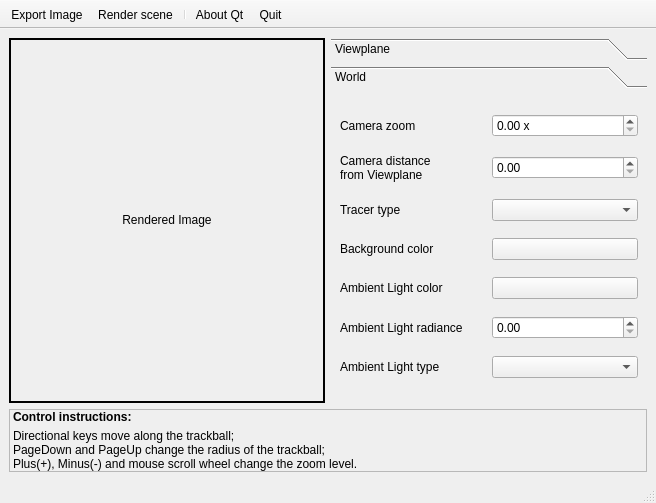
Qt form lib/mainwindow.ui (thiagowfx/raytracer-lcg-2014) before a commit.
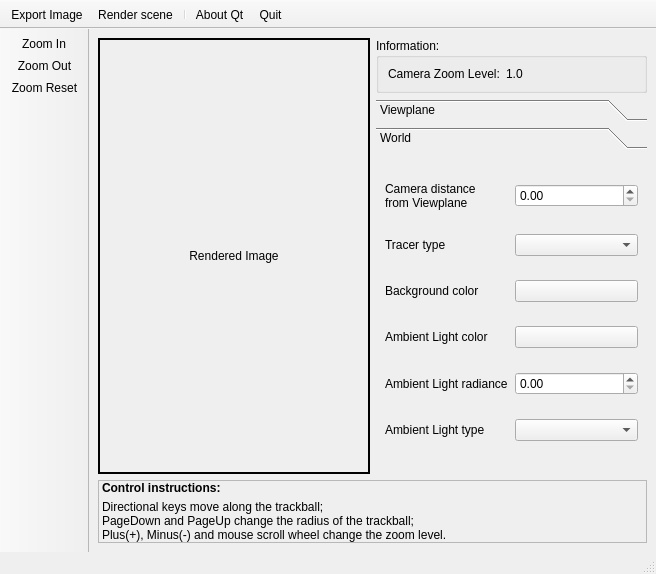
The same form after that commit. The open tabs and pages were chosen to show the change. Icons and pictures are not drawn.

Commit message: zoom improved (functionality and UI)

```diff
--- a/lib/mainwindow.ui
+++ b/lib/mainwindow.ui
@@ -7,7 +7,7 @@
     <x>0</x>
     <y>0</y>
     <width>656</width>
-    <height>503</height>
+    <height>574</height>
    </rect>
   </property>
   <property name="focusPolicy">
@@ -18,35 +18,7 @@
   </property>
   <widget class="QWidget" name="centralwidget">
    <layout class="QGridLayout" name="gridLayout_2">
-    <item row="0" column="0">
-     <widget class="QLabel" name="renderedImage">
-      <property name="sizePolicy">
-       <sizepolicy hsizetype="Expanding" vsizetype="Expanding">
-        <horstretch>0</horstretch>
-        <verstretch>0</verstretch>
-       </sizepolicy>
-      </property>
-      <property name="focusPolicy">
-       <enum>Qt::WheelFocus</enum>
-      </property>
-      <property name="frameShape">
-       <enum>QFrame::Box</enum>
-      </property>
-      <property name="lineWidth">
-       <number>2</number>
-      </property>
-      <property name="text">
-       <string>Rendered Image</string>
-      </property>
-      <property name="alignment">
-       <set>Qt::AlignCenter</set>
-      </property>
-      <property name="margin">
-       <number>5</number>
-      </property>
-     </widget>
-    </item>
-    <item row="0" column="1">
+    <item row="1" column="1">
      <widget class="QToolBox" name="toolBox">
       <property name="sizePolicy">
        <sizepolicy hsizetype="Minimum" vsizetype="Minimum">
@@ -183,80 +155,73 @@
         <rect>
          <x>0</x>
          <y>0</y>
-         <width>290</width>
-         <height>265</height>
+         <width>299</width>
+         <height>264</height>
         </rect>
        </property>
        <attribute name="label">
         <string>World</string>
        </attribute>
        <layout class="QGridLayout" name="gridLayout_3">
-        <item row="0" column="1">
-         <widget class="QLabel" name="cameraZoomLabel">
-          <property name="text">
-           <string>Camera zoom</string>
-          </property>
-         </widget>
-        </item>
-        <item row="6" column="3">
+        <item row="5" column="3">
          <widget class="QComboBox" name="ambientLightTypeComboBox"/>
         </item>
-        <item row="2" column="1">
+        <item row="1" column="1">
          <widget class="QLabel" name="tracerTypeLabel">
           <property name="text">
            <string>Tracer type</string>
           </property>
          </widget>
         </item>
-        <item row="2" column="3">
+        <item row="1" column="3">
          <widget class="QComboBox" name="tracerTypeComboBox"/>
         </item>
-        <item row="4" column="1">
+        <item row="3" column="1">
          <widget class="QLabel" name="ambientLightColorLabel">
           <property name="text">
            <string>Ambient Light color</string>
           </property>
          </widget>
         </item>
-        <item row="6" column="1">
-         <widget class="QLabel" name="ambientLightTypeLabel">
+        <item row="3" column="3">
+         <widget class="QPushButton" name="ambientLightColorPushButton">
           <property name="text">
-           <string>Ambient Light type</string>
+           <string/>
           </property>
          </widget>
         </item>
-        <item row="3" column="1">
+        <item row="2" column="1">
          <widget class="QLabel" name="backgroundColorLabel">
           <property name="text">
            <string>Background color</string>
           </property>
          </widget>
         </item>
-        <item row="4" column="3">
-         <widget class="QPushButton" name="ambientLightColorPushButton">
+        <item row="5" column="1">
+         <widget class="QLabel" name="ambientLightTypeLabel">
           <property name="text">
-           <string/>
+           <string>Ambient Light type</string>
           </property>
          </widget>
         </item>
-        <item row="3" column="3">
+        <item row="2" column="3">
          <widget class="QPushButton" name="backgroundColorPushButton">
           <property name="text">
            <string/>
           </property>
          </widget>
         </item>
-        <item row="5" column="1">
+        <item row="4" column="1">
          <widget class="QLabel" name="ambientLightRadianceLabel">
           <property name="text">
            <string>Ambient Light radiance</string>
           </property>
          </widget>
         </item>
-        <item row="5" column="3">
+        <item row="4" column="3">
          <widget class="QDoubleSpinBox" name="ambientLightRadianceDoubleSpinBox"/>
         </item>
-        <item row="1" column="1">
+        <item row="0" column="1">
          <widget class="QLabel" name="cameraDistanceLabel">
           <property name="text">
            <string>Camera distance
@@ -265,20 +230,13 @@
          </widget>
         </item>
         <item row="0" column="3">
-         <widget class="QDoubleSpinBox" name="cameraZoomDoubleSpinBox">
-          <property name="suffix">
-           <string> x</string>
-          </property>
-         </widget>
-        </item>
-        <item row="1" column="3">
          <widget class="QDoubleSpinBox" name="cameraDistanceDoubleSpinBox"/>
         </item>
        </layout>
       </widget>
      </widget>
     </item>
-    <item row="1" column="0" colspan="2">
+    <item row="2" column="0" colspan="2">
      <widget class="QLabel" name="label">
       <property name="frameShape">
        <enum>QFrame::StyledPanel</enum>
@@ -295,6 +253,57 @@
       </property>
      </widget>
     </item>
+    <item row="0" column="1">
+     <widget class="QGroupBox" name="informationGroupBox">
+      <property name="title">
+       <string>Information:</string>
+      </property>
+      <layout class="QFormLayout" name="formLayout">
+       <item row="0" column="0">
+        <widget class="QLabel" name="zoomLevelInfoLabel">
+         <property name="text">
+          <string>Camera Zoom Level:</string>
+         </property>
+        </widget>
+       </item>
+       <item row="0" column="1">
+        <widget class="QLabel" name="zoomLevelLabel">
+         <property name="text">
+          <string>1.0</string>
+         </property>
+        </widget>
+       </item>
+      </layout>
+     </widget>
+    </item>
+    <item row="0" column="0" rowspan="2">
+     <widget class="QLabel" name="renderedImage">
+      <property name="sizePolicy">
+       <sizepolicy hsizetype="Expanding" vsizetype="Expanding">
+        <horstretch>0</horstretch>
+        <verstretch>0</verstretch>
+       </sizepolicy>
+      </property>
+      <property name="focusPolicy">
+       <enum>Qt::WheelFocus</enum>
+      </property>
+      <property name="frameShape">
+       <enum>QFrame::Box</enum>
+      </property>
+      <property name="lineWidth">
+       <number>2</number>
+      </property>
+      <property name="text">
+       <string>Rendered Image</string>
+      </property>
+      <property name="alignment">
+       <set>Qt::AlignCenter</set>
+      </property>
+      <property name="margin">
+       <number>5</number>
+      </property>
+     </widget>
+    </item>
    </layout>
   </widget>
   <widget class="QStatusBar" name="statusbar"/>
@@ -320,6 +329,23 @@
    <addaction name="actionAbout_Qt"/>
    <addaction name="actionQuit"/>
   </widget>
+  <widget class="QToolBar" name="toolBar_2">
+   <property name="windowTitle">
+    <string>toolBar_2</string>
+   </property>
+   <property name="movable">
+    <bool>false</bool>
+   </property>
+   <attribute name="toolBarArea">
+    <enum>LeftToolBarArea</enum>
+   </attribute>
+   <attribute name="toolBarBreak">
+    <bool>false</bool>
+   </attribute>
+   <addaction name="actionZoom_In"/>
+   <addaction name="actionZoom_Out"/>
+   <addaction name="actionZoom_Reset"/>
+  </widget>
   <action name="actionQuit">
    <property name="icon">
     <iconset resource="resources.qrc">
@@ -373,6 +399,42 @@
     <string>Esc</string>
    </property>
   </action>
+  <action name="actionZoom_In">
+   <property name="icon">
+    <iconset resource="resources.qrc">
+     <normaloff>:/assets/assets/actions-zoom-in-icon-32x32.png</normaloff>:/assets/assets/actions-zoom-in-icon-32x32.png</iconset>
+   </property>
+   <property name="text">
+    <string>Zoom In</string>
+   </property>
+   <property name="shortcut">
+    <string>+</string>
+   </property>
+  </action>
+  <action name="actionZoom_Out">
+   <property name="icon">
+    <iconset resource="resources.qrc">
+     <normaloff>:/assets/assets/actions-zoom-out-icon-32x32.png</normaloff>:/assets/assets/actions-zoom-out-icon-32x32.png</iconset>
+   </property>
+   <property name="text">
+    <string>Zoom Out</string>
+   </property>
+   <property name="shortcut">
+    <string>-</string>
+   </property>
+  </action>
+  <action name="actionZoom_Reset">
+   <property name="icon">
+    <iconset resource="resources.qrc">
+     <normaloff>:/assets/assets/actions-zoom-original-icon-32x32.png</normaloff>:/assets/assets/actions-zoom-original-icon-32x32.png</iconset>
+   </property>
+   <property name="text">
+    <string>Zoom Reset</string>
+   </property>
+   <property name="shortcut">
+    <string>=</string>
+   </property>
+  </action>
  </widget>
  <resources>
   <include location="resources.qrc"/>
```
Left out of the diff: 4 changed lines with no effect on the pictures. The commit also changes 8 other files.
